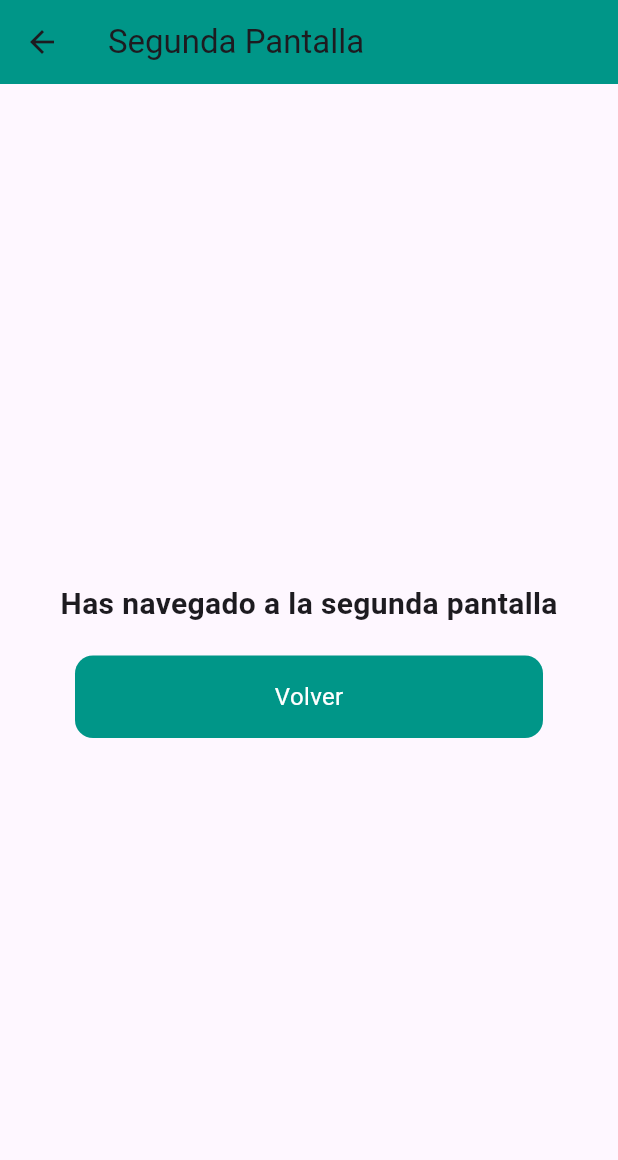
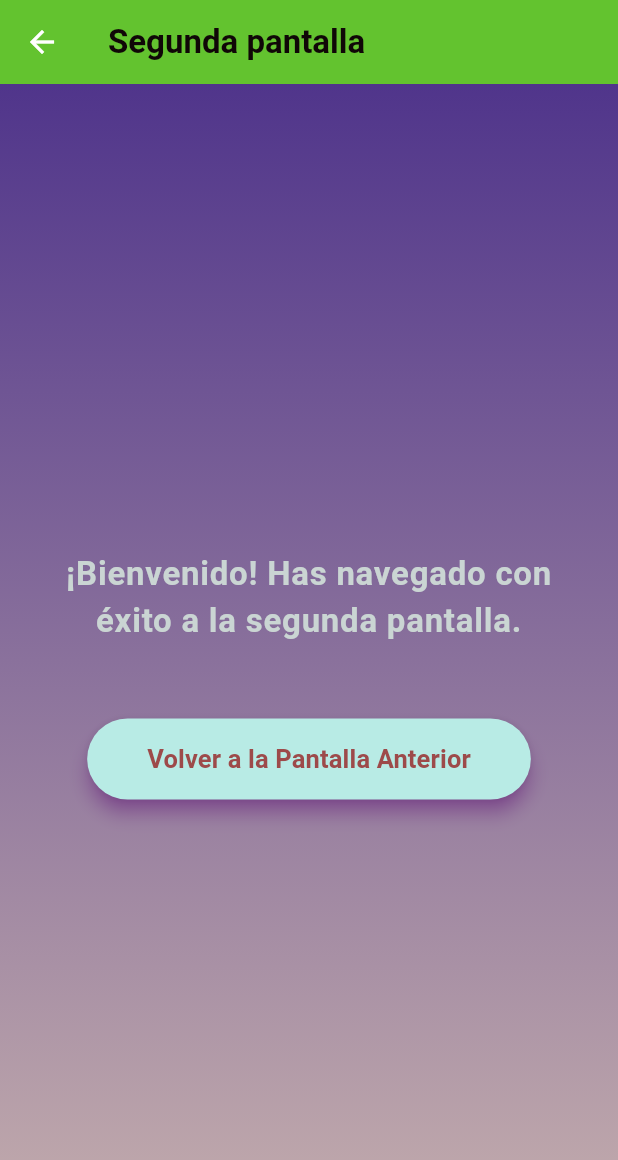
Before and after one commit to wormi10/svergar_asalpal_prodbal, a Flutter app: the ListViewPage screen opened directly, on a phone screen of 412 x 824 dp. Shown: the top 1160 px of the screen. Run offline on Flutter 3.47's test engine with Material 3 defaults, Android fonts, the phone set to English and light mode, and no system bars.

Commit message:
list_view.dart mejoras de estilo

```diff
--- a/lib/views/list_view.dart
+++ b/lib/views/list_view.dart
@@ -7,33 +7,63 @@ class ListViewPage extends StatelessWidget {
   Widget build(BuildContext context) {
     return Scaffold(
       appBar: AppBar(
-        title: const Text('Segunda Pantalla'),
-        backgroundColor: Colors.teal,
+        title: const Text(
+          'Segunda pantalla',
+          style: TextStyle(color: Color.fromARGB(255, 16, 7, 7), fontWeight: FontWeight.bold),
         ),
-      body: Center(
+        backgroundColor: const Color.fromARGB(255, 99, 195, 47),
+        iconTheme: const IconThemeData(color: Colors.white),
+      ),
+      body: Container(
+        decoration: BoxDecoration(
+          gradient: LinearGradient(
+            begin: Alignment.topCenter,
+            end: Alignment.bottomCenter,
+            colors: [
+              const Color.fromARGB(255, 80, 53, 139),
+              const Color.fromARGB(255, 196, 173, 173),
+            ],
+          ),
+        ),
+        child: Center(
           child: Column(
             mainAxisAlignment: MainAxisAlignment.center,
             children: [
-            const Text(
-              'Has navegado a la segunda pantalla',
-              style: TextStyle(fontSize: 20, fontWeight: FontWeight.w600),
+              Container(
+                padding: const EdgeInsets.symmetric(horizontal: 40, vertical: 20),
+                child: Text(
+                  '¡Bienvenido! Has navegado con éxito a la segunda pantalla.',
+                  textAlign: TextAlign.center,
+                  style: TextStyle(
+                    fontSize: 22,
+                    fontWeight: FontWeight.bold,
+                    color: const Color.fromARGB(255, 202, 213, 211),
+                    letterSpacing: 0.5,
                   ),
-            const SizedBox(height: 20),
-            GestureDetector(
-              onTap: () {
+                ),
+              ),
+              const SizedBox(height: 30),
+              Padding(
+                padding: const EdgeInsets.symmetric(horizontal: 40),
+                child: ElevatedButton(
+                  onPressed: () {
                     Navigator.pop(context);
                   },
-              child: Container(
-                padding: const EdgeInsets.all(16),
-                margin: const EdgeInsets.symmetric(horizontal: 50),
-                decoration: BoxDecoration(
-                  color: Colors.teal,
-                  borderRadius: BorderRadius.circular(12),
+                  style: ElevatedButton.styleFrom(
+                    foregroundColor: const Color.fromARGB(255, 157, 74, 74),
+                    backgroundColor: const Color.fromARGB(255, 184, 235, 229),
+                    padding: const EdgeInsets.symmetric(horizontal: 40, vertical: 15),
+                    shape: RoundedRectangleBorder(
+                      borderRadius: BorderRadius.circular(30),
                     ),
-                child: const Center(
-                  child: Text(
-                    'Volver',
-                    style: TextStyle(color: Colors.white, fontSize: 16),
+                    elevation: 5,
+                    shadowColor: const Color.fromARGB(255, 160, 37, 194),
+                  ),
+                  child: const Text(
+                    'Volver a la Pantalla Anterior',
+                    style: TextStyle(
+                      fontSize: 17,
+                      fontWeight: FontWeight.w600,
                     ),
                   ),
                 ),
@@ -41,6 +71,7 @@ class ListViewPage extends StatelessWidget {
             ],
           ),
         ),
+      ),
     );
   }
 }
```
Lines whose indentation alone changed are shown as unchanged.
